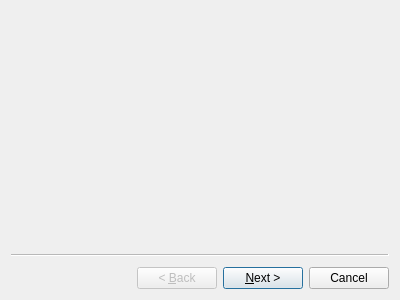
The window that mtrack/alterprescriberwizard.ui (kyledevans/Medicine-Track) describes before a commit, drawn with Qt 5.
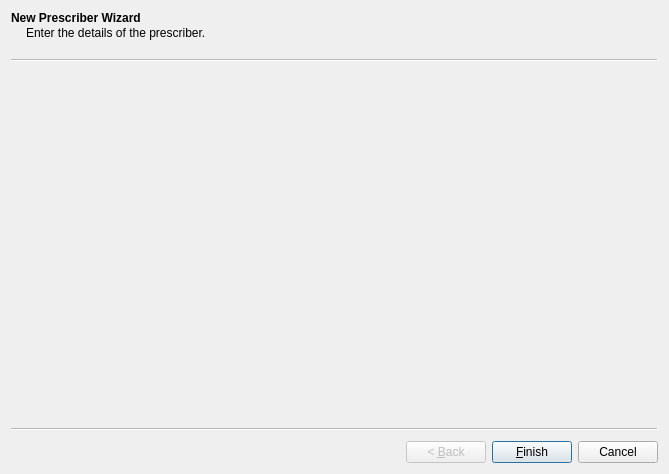
The same window after the commit. Custom widgets are drawn as their Qt base class.

Commit message: Added a prescriber tab. 	modified:   mtrack/alterpharmacistwizard.ui 	modified:   mtrack/alterprescriberwizard.ui 	modified:   mtrack/apharmp_page00.ui 	modified:   mtrack/aprescriberpage_page00.ui 	modified:   mtrack/mtrack.pro 	modified:   mtrack/patientsearch.ui 	new file:   mtrack/prescriberframe.cpp 	new file:   mtrack/prescriberframe.h 	new file:   mtrack/prescriberframe.ui

What changed in the file:
```diff
--- a/mtrack/alterprescriberwizard.ui
+++ b/mtrack/alterprescriberwizard.ui
@@ -5,14 +5,30 @@
    <rect>
     <x>0</x>
     <y>0</y>
-    <width>400</width>
-    <height>300</height>
+    <width>669</width>
+    <height>474</height>
    </rect>
   </property>
   <property name="windowTitle">
    <string>Wizard</string>
   </property>
-  <widget class="QWizardPage" name="wizardPage1"/>
-  <widget class="QWizardPage" name="wizardPage2"/>
+  <widget class="APrescriberP_Page00" name="page0">
+   <property name="title">
+    <string>New Prescriber Wizard</string>
+   </property>
+   <property name="subTitle">
+    <string>Enter the details of the prescriber.</string>
+   </property>
+  </widget>
  </widget>
+ <customwidgets>
+  <customwidget>
+   <class>APrescriberP_Page00</class>
+   <extends>QWizardPage</extends>
+   <header location="global">aprescriberp_page00.h</header>
+   <container>1</container>
+  </customwidget>
+ </customwidgets>
+ <resources/>
+ <connections/>
 </ui>
```
Left out of the diff: 1 changed line with no effect on the pictures. The commit also changes 8 other files.
